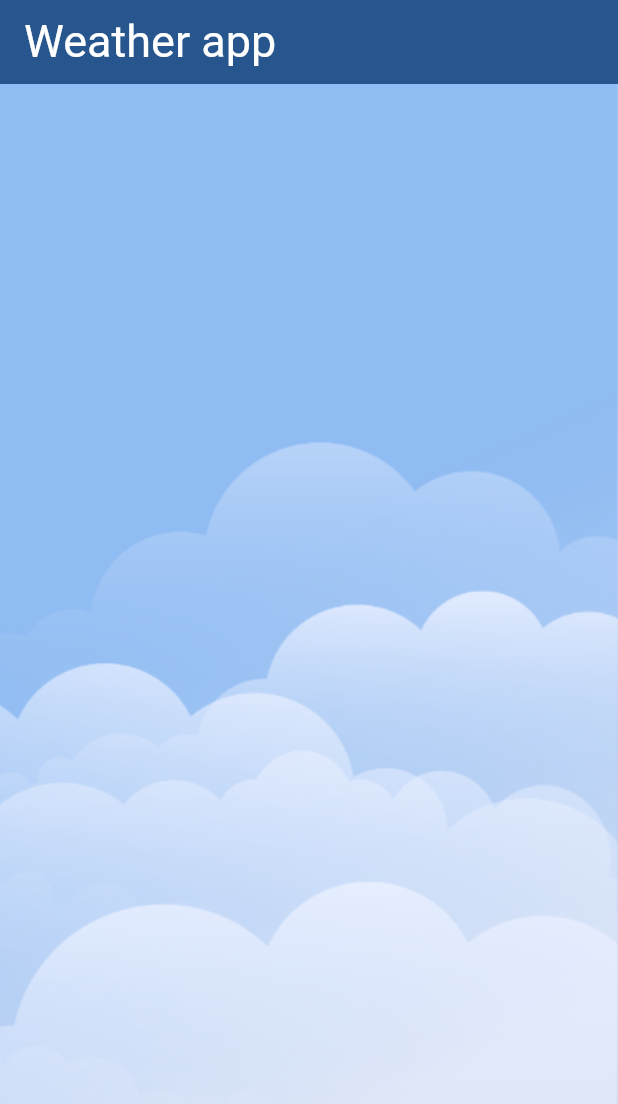
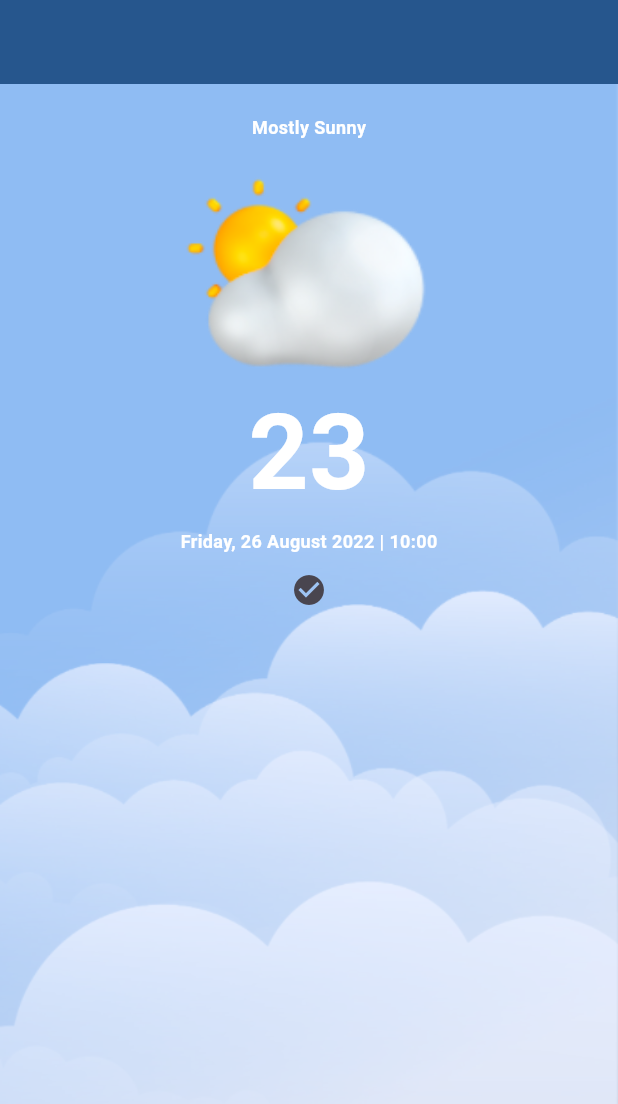
Before and after one commit to M1seryy/flutter_weather, a Flutter app: the screen it shows after launch, on a phone screen of 412 x 824 dp. Shown: the top 1104 px of the screen. Run offline on Flutter 3.47's test engine with Material 3 defaults, Android fonts, the phone set to English and light mode, and no system bars; our stand-ins replace hexcolor.

Commit message:
starter screen

```diff
--- a/lib/screens/Home.dart
+++ b/lib/screens/Home.dart
@@ -1,29 +1,101 @@
+import 'dart:convert';
+
 import 'package:flutter/material.dart';
 import 'package:hexcolor/hexcolor.dart';
+import 'package:http/http.dart' as http;
 
-class Home extends StatelessWidget {
-  const Home({super.key});
+class Home extends StatefulWidget {
+  Home({super.key});
+
+  @override
+  State<Home> createState() => _HomeState();
+}
+
+class _HomeState extends State<Home> {
+  List<Map<String, dynamic>> weatherData = [];
+  String city = "";
+  Future<Map<String, dynamic>> fetchData() async {
+    final responce = await http.get(Uri.parse(
+        'https://api.openweathermap.org/data/2.5/weather?appid=35eb3d4fe816cd13a92a10c20fb6258b&q=Kyiv'));
+
+    if (responce.statusCode == 200) {
+      final data = jsonDecode(responce.body);
+      print(data.coord);
+      setState(() {
+        // weatherData = data;
+        // city = data.main.name;
+      });
+      return data;
+    } else {
+      throw Exception("!23");
+    }
+  }
 
   @override
   Widget build(BuildContext context) {
     return Scaffold(
       appBar: AppBar(
         title: Text(
-          "Weather app",
+          city,
           style: TextStyle(fontSize: 30, color: Colors.white),
         ),
-        backgroundColor: Color.fromARGB(255, 38, 86, 141),
+        backgroundColor: const Color.fromARGB(255, 38, 86, 141),
       ),
       backgroundColor: HexColor("#352163FF"),
       body: Container(
-          decoration: BoxDecoration(
+          decoration: const BoxDecoration(
             image: DecorationImage(
               image: AssetImage("assets/background.png"),
               fit: BoxFit.cover,
             ),
           ),
-          child: Center(
-            child: null,
+          child: Padding(
+            padding: const EdgeInsets.all(20.0),
+            child: Column(children: [
+              Center(
+                  child: Column(
+                children: [
+                  const Text(
+                    "Mostly Sunny",
+                    style: TextStyle(
+                      color: Colors.white,
+                      fontSize: 12,
+                      fontWeight: FontWeight.w600,
+                    ),
+                  ),
+                  Container(
+                    margin: const EdgeInsets.only(top: 20),
+                    width: 172,
+                    height: 139,
+                    decoration: const BoxDecoration(
+                      image: DecorationImage(
+                        image: AssetImage("assets/cloudy.png"),
+                        fit: BoxFit.contain,
+                      ),
+                    ),
+                  ),
+                  const Text(
+                    "23",
+                    style: TextStyle(
+                        fontSize: 70,
+                        color: Colors.white,
+                        fontWeight: FontWeight.w600),
+                  ),
+                  const Text(
+                    "Friday, 26 August 2022 | 10:00",
+                    style: TextStyle(
+                        color: Colors.white,
+                        fontSize: 12,
+                        fontWeight: FontWeight.w600),
+                  ),
+                  IconButton(
+                      onPressed: () {
+                        fetchData();
+                      },
+                      icon: Icon(Icons.check_circle))
+                ],
+              ))
+            ]),
           )),
     );
   }
--- a/pubspec.yaml
+++ b/pubspec.yaml
@@ -35,6 +35,7 @@ dependencies:
   # Use with the CupertinoIcons class for iOS style icons.
   cupertino_icons: ^1.0.6
   hexcolor: ^3.0.1
+  http: ^1.2.2
 
 dev_dependencies:
   flutter_test:
```
Also changed, not shown: assets/full_rain.png (renamed from assets/cold.png), assets/svg/insurance 1-1.png (added), assets/svg/insurance 1-2.png (added), assets/svg/insurance 1.png (added), pubspec.lock.
